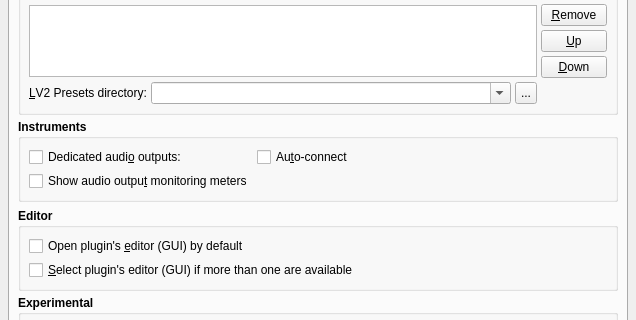
The window that src/qtractorOptionsForm.ui (samfemboeck/qtractor) describes before a commit, drawn with Qt 5; both pictures show x 0 to 636 and y 92 to 412 of the 636 by 562 pixel window.
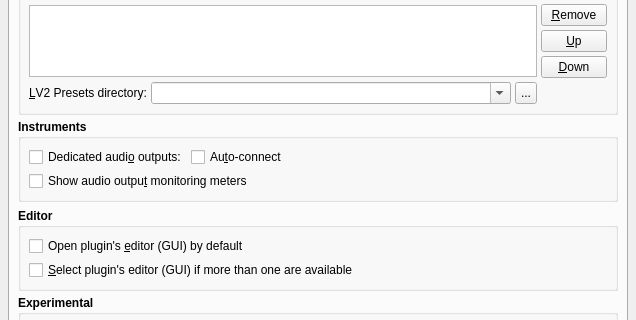
The same window after the commit. The open tabs and pages were chosen to show the change. Icons and pictures are not drawn. Custom widgets are drawn as their Qt base class.

What changed in the file:
```diff
--- a/src/qtractorOptionsForm.ui
+++ b/src/qtractorOptionsForm.ui
@@ -3549,7 +3549,7 @@
             </property>
            </widget>
           </item>
-          <item row="0" column="2">
+          <item row="0" column="2" rowspan="2">
            <spacer>
             <property name="orientation">
              <enum>Qt::Horizontal</enum>
@@ -3562,7 +3562,7 @@
             </property>
            </spacer>
           </item>
-          <item row="1" column="0">
+          <item row="1" column="0" colspan="2">
            <widget class="QCheckBox" name="AudioOutputMonitorCheckBox">
             <property name="font">
              <font>
@@ -3578,19 +3578,6 @@
             </property>
            </widget>
           </item>
-          <item row="1" column="1" colspan="2">
-           <spacer>
-            <property name="orientation">
-             <enum>Qt::Horizontal</enum>
-            </property>
-            <property name="sizeHint">
-             <size>
-              <width>20</width>
-              <height>20</height>
-             </size>
-            </property>
-           </spacer>
-          </item>
          </layout>
         </widget>
        </item>
```
